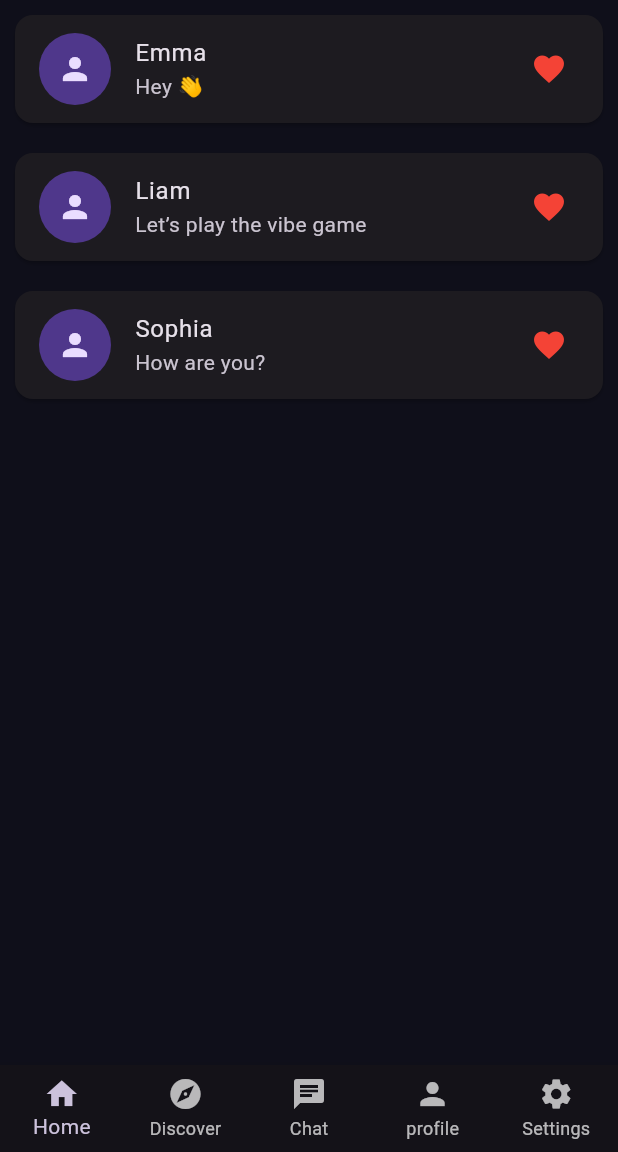
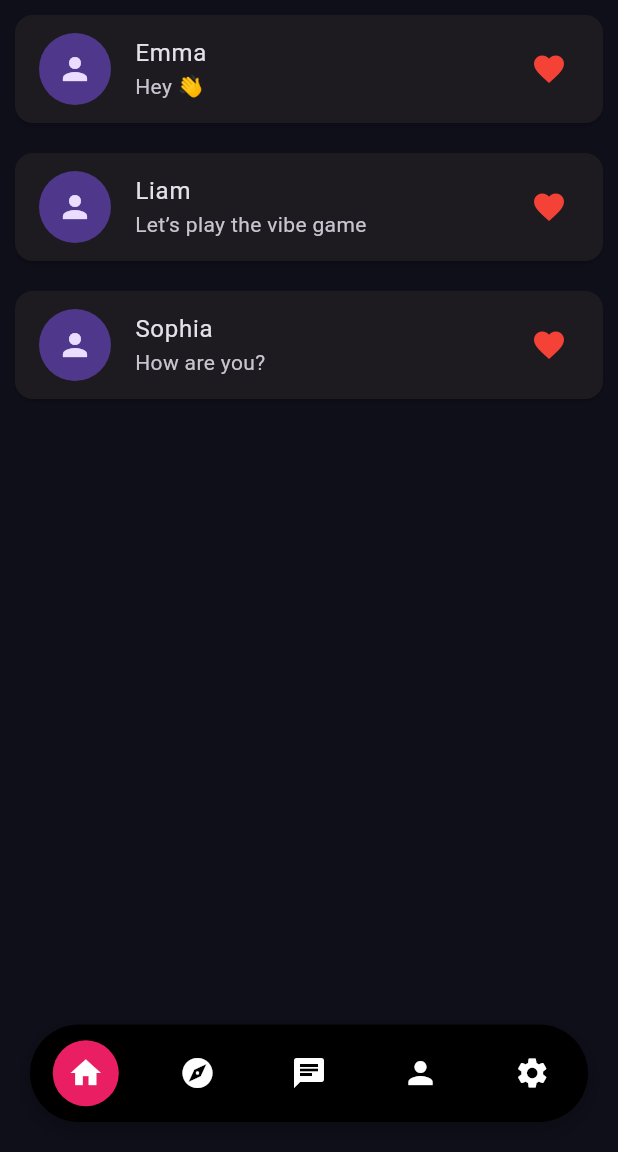
Before and after one commit to ajilaries/VibeMatch, a Flutter app: the MainNavigation screen opened directly, on a phone screen of 412 x 824 dp, the part 84-1236 px from its top. Run offline on Flutter 3.47's test engine with Material 3 defaults, Android fonts, the phone set to English and light mode, and no system bars; our stand-ins replace image_picker, shared_preferences; accounts and stored records are empty; network calls fail; Roboto replaces fonts that are missing (Poppins).

Commit message:
updated the main navigation with a next style of the bottom navigation and added animation for that

```diff
--- a/lib/features/navigation/main_navigation.dart
+++ b/lib/features/navigation/main_navigation.dart
@@ -31,21 +31,64 @@ class _MainNavigationState extends State<MainNavigation> {
   @override
   Widget build(BuildContext context) {
     return Scaffold(
-      body: IndexedStack(index: currentIndex, children: screens),
-      bottomNavigationBar: BottomNavigationBar(
-        currentIndex: currentIndex,
-        onTap: onTabTapped,
-        type: BottomNavigationBarType.fixed,
+      backgroundColor: Colors.white,
 
-        items: const [
-          BottomNavigationBarItem(icon: Icon(Icons.home), label: "Home"),
-          BottomNavigationBarItem(icon: Icon(Icons.explore), label: "Discover"),
-          BottomNavigationBarItem(icon: Icon(Icons.chat),label:"Chat" ),
-          BottomNavigationBarItem(icon: Icon(Icons.person), label: "profile"),
-          BottomNavigationBarItem(icon: Icon(Icons.settings),label: "Settings",
+      body: Stack(
+        children: [
+          //keeps state of all screens
+          IndexedStack(index: currentIndex, children: screens),
+          Positioned(
+            bottom: 20,
+            left: 20,
+            right: 20,
+            child: _buildFloatingNavBar(),
           ),
         ],
       ),
     );
   }
+
+  Widget _buildFloatingNavBar() {
+    return Container(
+      height: 65,
+      decoration: BoxDecoration(
+        color: Colors.black,
+        borderRadius: BorderRadius.circular(35),
+        boxShadow: [
+          BoxShadow(
+            color: Colors.black26,
+            blurRadius: 12,
+            offset: Offset(0, 5),
+          ),
+        ],
+      ),
+      child: Row(
+        mainAxisAlignment: MainAxisAlignment.spaceAround,
+        children: [
+          _navItem(Icons.home, 0),
+          _navItem(Icons.explore, 1),
+          _navItem(Icons.chat, 2),
+          _navItem(Icons.person, 3),
+          _navItem(Icons.settings, 4),
+        ],
+      ),
+    );
+  }
+
+  Widget _navItem(IconData icon, int index) {
+    final isSelected = currentIndex == index;
+
+    return GestureDetector(
+      onTap: () => onTabTapped(index),
+      child: AnimatedContainer(
+        duration: const Duration(milliseconds: 250),
+        padding: const EdgeInsets.all(10),
+        decoration: BoxDecoration(
+          color: isSelected ? Colors.pink : Colors.transparent,
+          shape: BoxShape.circle,
+        ),
+        child: Icon(icon, color: Colors.white),
+      ),
+    );
+  }
 }
```
